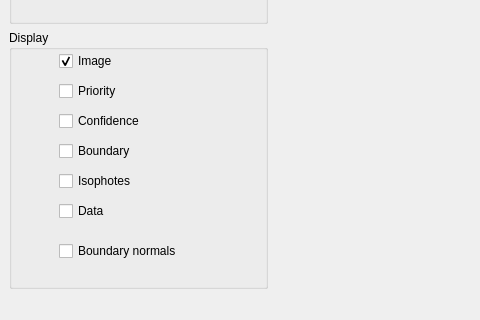
The window that Form.ui (daviddoria/PatchBasedInpainting) describes before a commit, drawn with Qt 5; both pictures show x 0 to 480 and y 280 to 600 of the 800 by 600 pixel window.
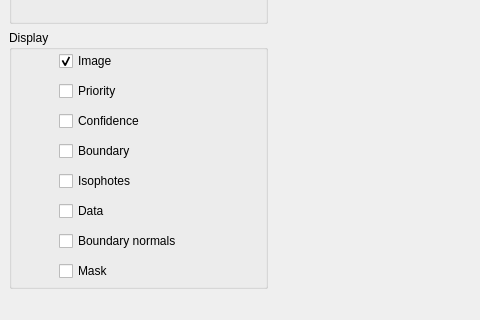
The same window after the commit. Custom widgets are drawn as their Qt base class.

Commit message: Introduced Mask class

What changed in the file:
```diff
--- a/Form.ui
+++ b/Form.ui
@@ -171,7 +171,7 @@
            <property name="geometry">
             <rect>
              <x>50</x>
-             <y>210</y>
+             <y>200</y>
              <width>161</width>
              <height>22</height>
             </rect>
@@ -180,6 +180,19 @@
             <string>Boundary normals</string>
            </property>
           </widget>
+          <widget class="QCheckBox" name="chkMask">
+           <property name="geometry">
+            <rect>
+             <x>50</x>
+             <y>230</y>
+             <width>95</width>
+             <height>22</height>
+            </rect>
+           </property>
+           <property name="text">
+            <string>Mask</string>
+           </property>
+          </widget>
          </widget>
         </item>
        </layout>
```
Left out of the diff: 8 changed lines with no effect on the pictures. The commit also changes 13 other files.
